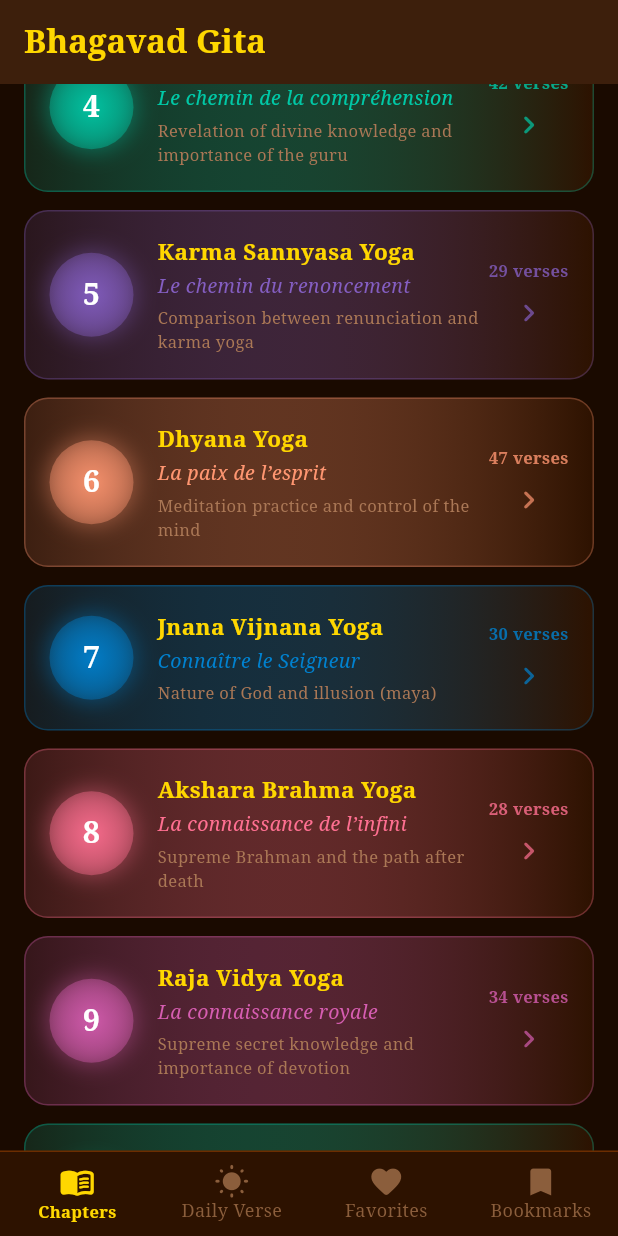
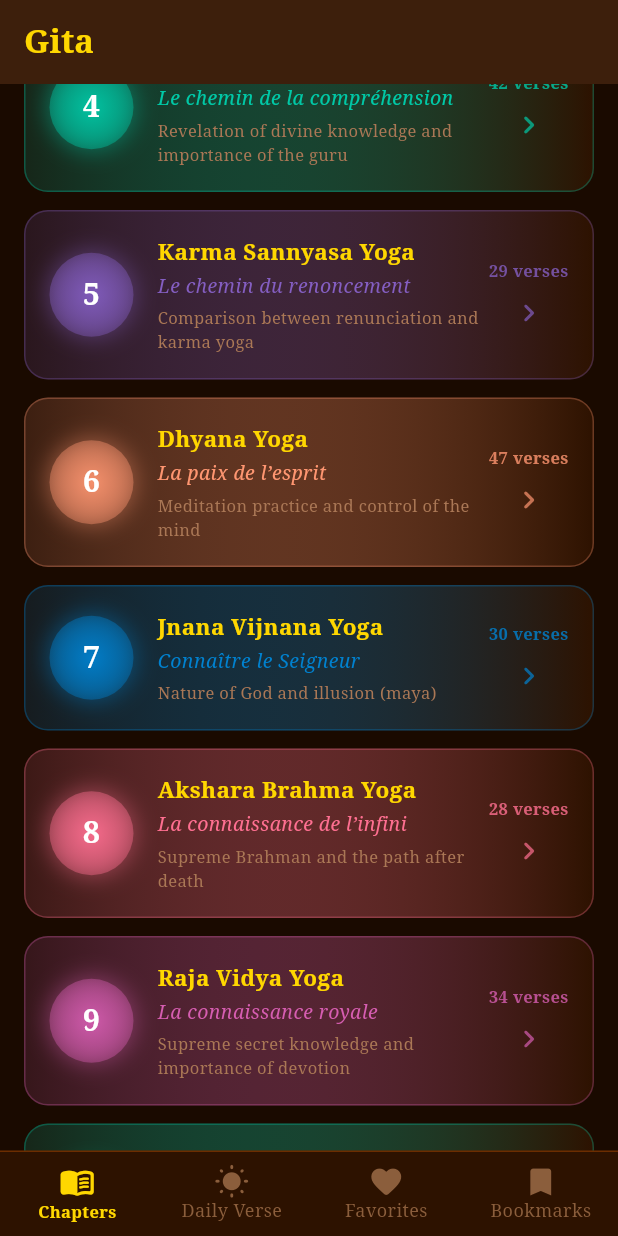
Before and after one commit to iayr1/bhagwadgitafrench, a Flutter app: the screen it shows after launch, scrolled down 576 dp, on a phone screen of 412 x 824 dp. Run offline on Flutter 3.47's test engine with Material 3 defaults, Android fonts, the phone set to English and light mode, and no system bars; our stand-ins replace flutter_tts, google_mobile_ads, share_plus, shared_preferences; network calls fail.

Commit message:
logo changes

```diff
--- a/lib/features/chapters/presentation/pages/chapters_page.dart
+++ b/lib/features/chapters/presentation/pages/chapters_page.dart
@@ -105,7 +105,7 @@ class ChaptersPage extends StatelessWidget {
 
           /// APPBAR TITLE
           title: const Text(
-            'Bhagavad Gita',
+            'Gita',
             style: TextStyle(
               color: Color(0xFFFFD700),
               fontWeight: FontWeight.bold,
--- a/lib/features/home/presentation/home_screen.dart
+++ b/lib/features/home/presentation/home_screen.dart
@@ -16,7 +16,7 @@ class HomeScreen extends StatefulWidget {
 
 class _HomeScreenState extends State<HomeScreen> {
   static const String _homeBannerAdUnitId =
-      'ca-app-pub-1429137343095963/5148102666';
+      'ca-app-pub-1429137343095963/9314032241';
 
   int _selectedIndex = 0;
 
```
Also changed, not shown: 7 other files.
